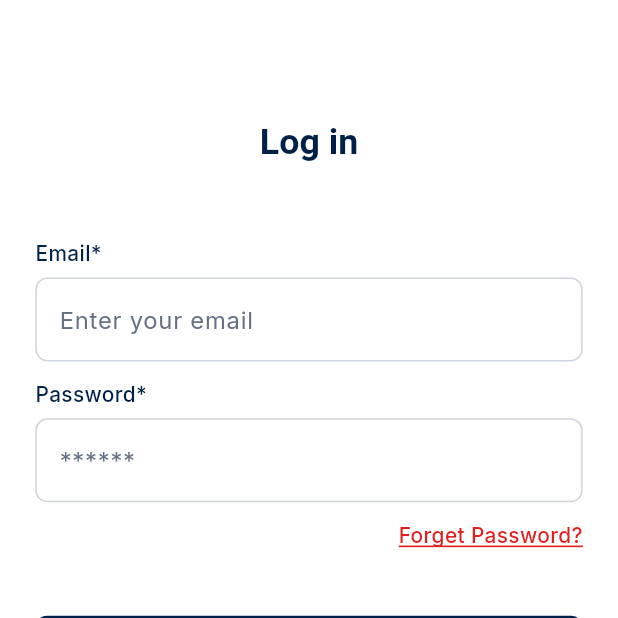
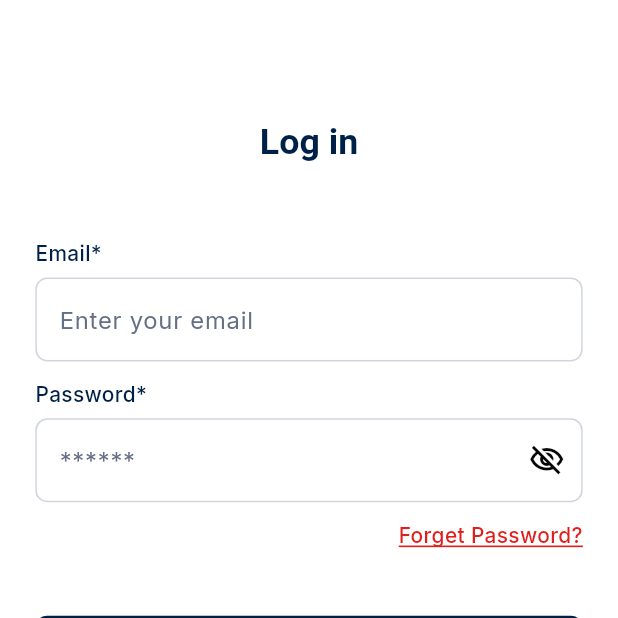
Before and after one commit to salmanbashar1009/gaphy_mobile_app, a Flutter app: the screen it shows after launch, on a phone screen of 412 x 824 dp, the top half of it. Run offline on Flutter 3.47's test engine with Material 3 defaults, Android fonts, the phone set to English and light mode, and no system bars; our stand-ins replace flutter_screenutil, go_router, google_fonts.

Commit message:
login provider and api services added

```diff
--- /dev/null
+++ b/lib/core/services/api_services.dart
@@ -0,0 +1,6 @@
+class ApiServices {
+  // get request
+  static Future<void> getAPICall() async{
+
+  }
+}
--- a/lib/main.dart
+++ b/lib/main.dart
@@ -1,7 +1,14 @@
 import 'package:flutter/material.dart';
 import 'package:gaphy_mobile_app/my_app.dart';
+import 'package:gaphy_mobile_app/presentation/features/login/view_model/login_provider.dart';
 import 'package:provider/provider.dart';
 
 void main() {
-  runApp(const MyApp());
+  runApp(MultiProvider(
+      providers: [
+        ChangeNotifierProvider<LoginProvider>(
+          create: (context) =>  LoginProvider(),
+        )
+      ],
+      child: const MyApp()));
 }
--- a/lib/presentation/features/login/view/login_screen.dart
+++ b/lib/presentation/features/login/view/login_screen.dart
@@ -3,13 +3,14 @@ import 'package:flutter/material.dart';
 import 'package:flutter_screenutil/flutter_screenutil.dart';
 import 'package:gaphy_mobile_app/core/constant/app_colors.dart';
 import 'package:gaphy_mobile_app/presentation/common/primary_button.dart';
-import 'package:gaphy_mobile_app/presentation/theme/app_input_decoration_theme.dart';
+import 'package:gaphy_mobile_app/presentation/features/login/view_model/login_provider.dart';
+import 'package:provider/provider.dart';
+
 class LoginScreen extends StatelessWidget {
   const LoginScreen({super.key});
 
   @override
   Widget build(BuildContext context) {
-
     /// text theme
     final bodyMedium = Theme.of(context).textTheme.bodyMedium;
     final titleLarge = Theme.of(context).textTheme.titleLarge;
@@ -23,39 +24,64 @@ class LoginScreen extends StatelessWidget {
             child: Column(
               crossAxisAlignment: CrossAxisAlignment.start,
               children: [
-                SizedBox(height: 80.h,),
+                SizedBox(
+                  height: 80.h,
+                ),
                 Align(
                     alignment: Alignment.center,
-                    child: Text("Log in", style: titleLarge,)
+                    child: Text(
+                      "Log in",
+                      style: titleLarge,
+                    )),
+                SizedBox(
+                  height: 50.h,
                 ),
-                SizedBox(height: 50.h,),
                 Text(
                   "Email*",
                   style: bodyMedium!.copyWith(
                     fontWeight: FontWeight.w500,
                   ),
                 ),
-                SizedBox(height: 6.h,),
+                SizedBox(
+                  height: 6.h,
+                ),
                 TextFormField(
-                 decoration: InputDecoration(
-                   hintText: "Enter your email"
-                 ),
+                  decoration: InputDecoration(hintText: "Enter your email"),
                 ),
-                SizedBox(height: 12.h,),
+                SizedBox(
+                  height: 12.h,
+                ),
                 Text("Password*",
-                    style:bodyMedium!.copyWith(fontWeight: FontWeight.w500)),
-                SizedBox(height: 6.h,),
-                TextFormField(
-                  decoration: InputDecoration(hintText: "******"),
+                    style: bodyMedium.copyWith(fontWeight: FontWeight.w500)),
+                SizedBox(
+                  height: 6.h,
                 ),
-                SizedBox(height: 12.h,),
+                Consumer<LoginProvider>(
+                  builder: (context,loginProvider,child) {
+                    return TextFormField(
+                      obscureText: !loginProvider.isVisible ,
+                      decoration: InputDecoration(
+                          hintText: "******",
+                          suffixIcon: GestureDetector(
+                              onTap: () {
+                                loginProvider.toggleVisibility();
+                              },
+                              child: Icon(loginProvider.isVisible
+                                  ? Icons.visibility_outlined
+                                  : Icons.visibility_off_outlined))),
+                    );
+                  }
+                ),
+                SizedBox(
+                  height: 12.h,
+                ),
                 Align(
                   alignment: Alignment.centerRight,
                   child: GestureDetector(
-                    onTap: (){},
+                    onTap: () {},
                     child: Text(
                       "Forget Password?",
-                      style: bodyMedium!.copyWith(
+                      style: bodyMedium.copyWith(
                           decoration: TextDecoration.underline,
                           fontWeight: FontWeight.w500,
                           color: AppColors.red,
@@ -63,33 +89,34 @@ class LoginScreen extends StatelessWidget {
                     ),
                   ),
                 ),
-                SizedBox(height: 44.h,),
+                SizedBox(
+                  height: 44.h,
+                ),
                 SizedBox(
                   height: 50.h,
                   width: double.infinity,
-                  child: PrimaryButton(
-                    title: "Log in",
-                    onTap: () {}
-                  ),
+                  child: PrimaryButton(title: "Log in", onTap: () {}),
                 ),
-                SizedBox(height: 80.h,),
+                SizedBox(
+                  height: 80.h,
+                ),
                 Align(
                   alignment: Alignment.center,
                   child: RichText(
-                    text: TextSpan(
-                        children: <TextSpan>[
-                          TextSpan(text:  "Don't have account?  ",
-                            style:bodyLarge!.copyWith(fontWeight: FontWeight.w500),),
-                          TextSpan(text: "Sign up",
-                              style: bodyLarge!
-                                  .copyWith(color: AppColors.red),
-                              recognizer: TapGestureRecognizer()
-                                ..onTap = (){
-                                  ScaffoldMessenger.of(context).showSnackBar(SnackBar(content: Text("on tap detected")));
-                                }
-                          ),
-                        ]
-                    ),
+                    text: TextSpan(children: <TextSpan>[
+                      TextSpan(
+                        text: "Don't have account?  ",
+                        style: bodyLarge!.copyWith(fontWeight: FontWeight.w500),
+                      ),
+                      TextSpan(
+                          text: "Sign up",
+                          style: bodyLarge.copyWith(color: AppColors.red),
+                          recognizer: TapGestureRecognizer()
+                            ..onTap = () {
+                              ScaffoldMessenger.of(context).showSnackBar(
+                                  SnackBar(content: Text("on tap detected")));
+                            }),
+                    ]),
                   ),
                 )
               ],
--- /dev/null
+++ b/lib/presentation/features/login/view_model/login_provider.dart
@@ -0,0 +1,12 @@
+import 'package:flutter/cupertino.dart';
+
+class LoginProvider extends ChangeNotifier{
+  bool _isVisible = false;
+  bool get isVisible => _isVisible;
+
+void toggleVisibility() {
+  _isVisible = !_isVisible;
+  notifyListeners();
+}
+
+}
--- a/lib/presentation/theme/app_theme.dart
+++ b/lib/presentation/theme/app_theme.dart
@@ -6,7 +6,7 @@ import '../../core/constant/app_colors.dart';
 class AppTheme {
   static ThemeData get light => ThemeData(
       primaryColor: AppColors.primaryColor,
-      colorScheme: ColorScheme(brightness: Brightness.light, primary: AppColors.primaryColor, onPrimary: AppColors.secondaryColor, secondary: AppColors.secondaryColor,onSecondary:  AppColors.primaryColor, error: AppColors.red, onError: AppColors.white, surface: AppColors.white, onSurface: AppColors.black, background: AppColors.white, onBackground: AppColors.black),
+      colorScheme: ColorScheme(brightness: Brightness.light, primary: AppColors.primaryColor, onPrimary: AppColors.secondaryColor, secondary: AppColors.secondaryColor,onSecondary:  AppColors.primaryColor, error: AppColors.red, onError: AppColors.white, surface: AppColors.white, onSurface: AppColors.black),
       scaffoldBackgroundColor: const Color(0xFFFFFFFF),
       appBarTheme: const AppBarTheme(
         backgroundColor: Colors.transparent,
--- a/pubspec.yaml
+++ b/pubspec.yaml
@@ -38,6 +38,7 @@ dependencies:
   provider: ^6.1.4
   google_fonts: ^6.2.1
   go_router: ^15.1.1
+  dio: ^5.8.0+1
 
 dev_dependencies:
   flutter_test:
```
Also changed, not shown: pubspec.lock, 1 other file.
